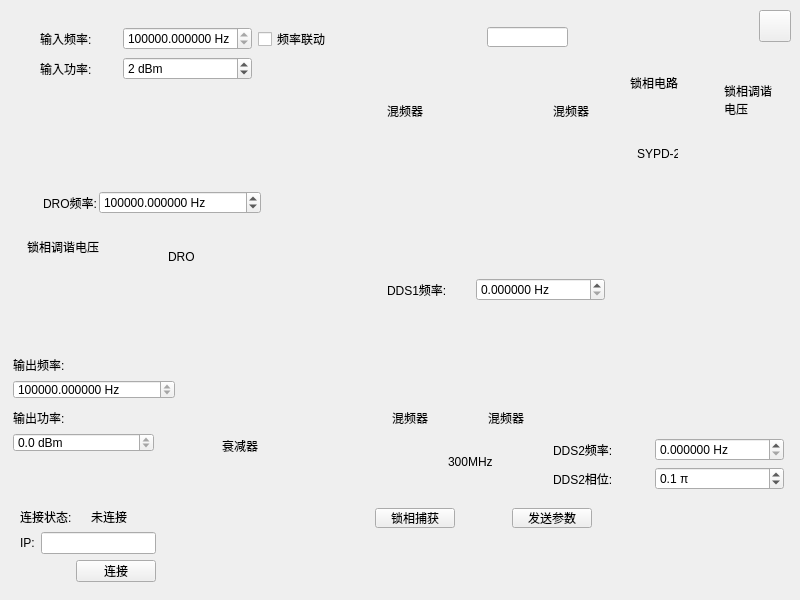
GrammerT/radio_ctrl, file newwidget.ui: the form before one commit.
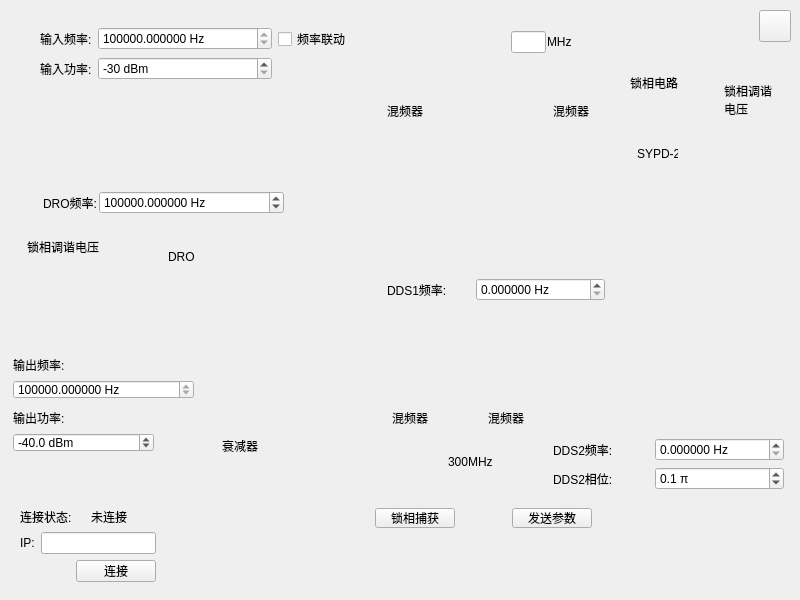
The form after the commit.

```diff
--- a/newwidget.ui
+++ b/newwidget.ui
@@ -60,22 +60,6 @@
     <string>混频器</string>
    </property>
   </widget>
-  <widget class="QLineEdit" name="m_pLineEdit300_400">
-   <property name="geometry">
-    <rect>
-     <x>487</x>
-     <y>27</y>
-     <width>81</width>
-     <height>20</height>
-    </rect>
-   </property>
-   <property name="text">
-    <string/>
-   </property>
-   <property name="readOnly">
-    <bool>true</bool>
-   </property>
-  </widget>
   <widget class="QLabel" name="label_5">
    <property name="geometry">
     <rect>
@@ -371,7 +355,7 @@
     <rect>
      <x>40</x>
      <y>27</y>
-     <width>295</width>
+     <width>311</width>
      <height>54</height>
     </rect>
    </property>
@@ -386,7 +370,7 @@
     <item row="0" column="1">
      <widget class="QDoubleSpinBox" name="m_pDSpinBoxInputFreq">
       <property name="sizePolicy">
-       <sizepolicy hsizetype="Preferred" vsizetype="Fixed">
+       <sizepolicy hsizetype="Expanding" vsizetype="Fixed">
         <horstretch>0</horstretch>
         <verstretch>0</verstretch>
        </sizepolicy>
@@ -403,6 +387,9 @@
       <property name="maximum">
        <double>10110000000.000000000000000</double>
       </property>
+      <property name="value">
+       <double>10110000000.000000000000000</double>
+      </property>
      </widget>
     </item>
     <item row="0" column="2">
@@ -431,13 +418,13 @@
        <string> dBm</string>
       </property>
       <property name="minimum">
+       <number>-30</number>
+      </property>
+      <property name="maximum">
        <number>-15</number>
       </property>
-      <property name="maximum">
-       <number>30</number>
-      </property>
       <property name="value">
-       <number>2</number>
+       <number>-30</number>
       </property>
      </widget>
     </item>
@@ -448,7 +435,7 @@
     <rect>
      <x>43</x>
      <y>190</y>
-     <width>218</width>
+     <width>241</width>
      <height>25</height>
     </rect>
    </property>
@@ -581,7 +568,7 @@
     <rect>
      <x>13</x>
      <y>356</y>
-     <width>162</width>
+     <width>181</width>
      <height>43</height>
     </rect>
    </property>
@@ -646,7 +633,7 @@
        </sizepolicy>
       </property>
       <property name="readOnly">
-       <bool>true</bool>
+       <bool>false</bool>
       </property>
       <property name="suffix">
        <string> dBm</string>
@@ -655,14 +642,17 @@
        <number>1</number>
       </property>
       <property name="minimum">
-       <double>-20.000000000000000</double>
+       <double>-80.000000000000000</double>
       </property>
       <property name="maximum">
-       <double>80.000000000000000</double>
+       <double>-20.000000000000000</double>
       </property>
       <property name="singleStep">
        <double>0.100000000000000</double>
       </property>
+      <property name="value">
+       <double>-40.000000000000000</double>
+      </property>
      </widget>
     </item>
    </layout>
@@ -696,6 +686,38 @@
     <set>Qt::AlignRight|Qt::AlignTrailing|Qt::AlignVCenter</set>
    </property>
   </widget>
+  <widget class="QWidget" name="">
+   <property name="geometry">
+    <rect>
+     <x>511</x>
+     <y>30</y>
+     <width>61</width>
+     <height>24</height>
+    </rect>
+   </property>
+   <layout class="QHBoxLayout" name="horizontalLayout_6">
+    <property name="spacing">
+     <number>1</number>
+    </property>
+    <item>
+     <widget class="QLineEdit" name="m_pLineEdit300_400">
+      <property name="text">
+       <string/>
+      </property>
+      <property name="readOnly">
+       <bool>true</bool>
+      </property>
+     </widget>
+    </item>
+    <item>
+     <widget class="QLabel" name="label_22">
+      <property name="text">
+       <string>MHz</string>
+      </property>
+     </widget>
+    </item>
+   </layout>
+  </widget>
  </widget>
  <resources/>
  <connections/>
```
Left out of the diff: 3 changed lines with no effect on the pictures.
